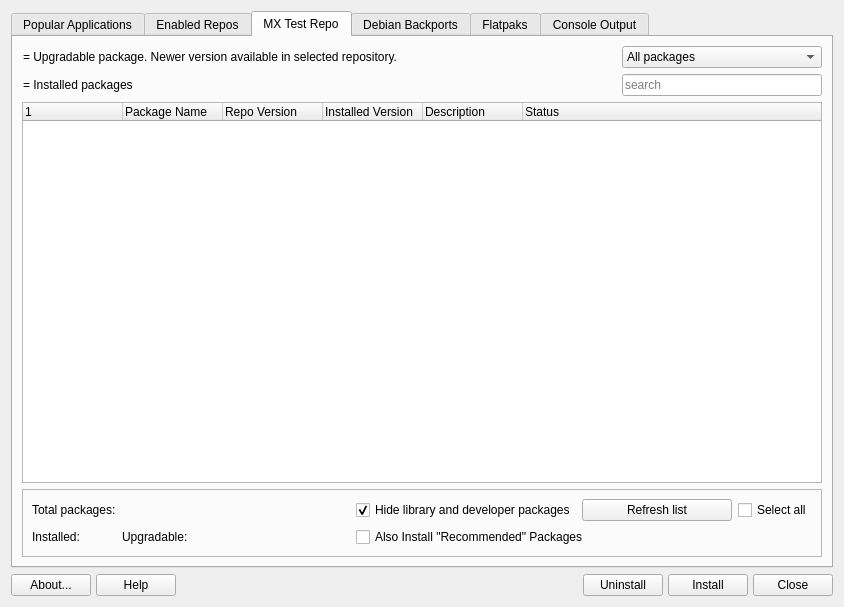
Old version of the form src/mainwindow.ui in the repository AdrianTM/mx-packageinstaller.
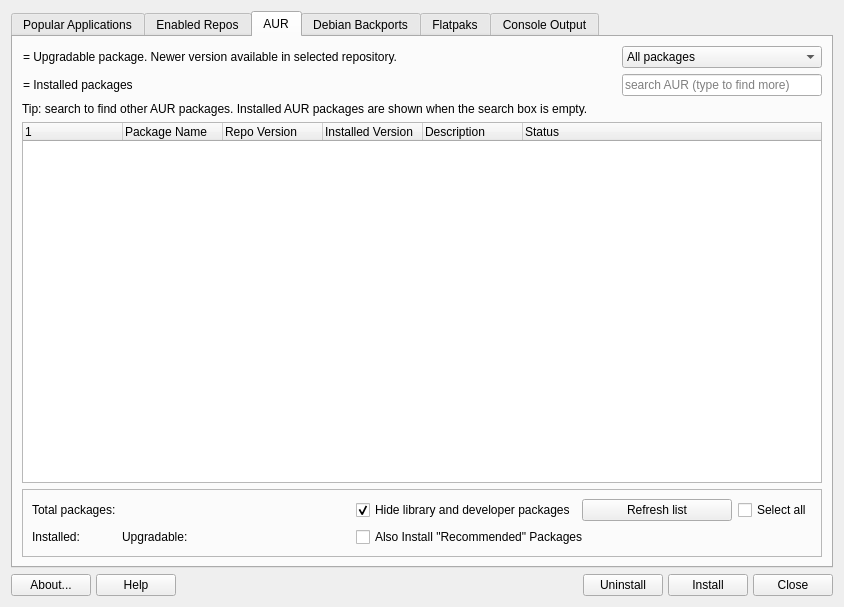
New version of the form. The open tabs and pages were chosen to show the change. Icons and pictures are not drawn.

The edit to the form file:
```diff
--- a/src/mainwindow.ui
+++ b/src/mainwindow.ui
@@ -530,10 +530,10 @@
        </sizepolicy>
       </property>
       <attribute name="title">
-       <string>MX Test Repo</string>
+       <string>AUR</string>
       </attribute>
       <layout class="QGridLayout" name="gridLayout_5">
-       <item row="3" column="0" colspan="5">
+       <item row="4" column="0" colspan="5">
         <widget class="QFrame" name="frame_2">
          <property name="frameShape">
           <enum>QFrame::Shape::StyledPanel</enum>
@@ -703,7 +703,7 @@
           </size>
          </property>
          <property name="placeholderText">
-          <string>search</string>
+          <string>search AUR (type to find more)</string>
          </property>
          <property name="clearButtonEnabled">
           <bool>true</bool>
@@ -808,6 +808,13 @@
         </widget>
        </item>
        <item row="2" column="0" colspan="5">
+       <widget class="QLabel" name="labelAurHint">
+        <property name="text">
+         <string>Tip: search to find other AUR packages. Installed AUR packages are shown when the search box is empty.</string>
+        </property>
+       </widget>
+      </item>
+      <item row="3" column="0" colspan="5">
         <widget class="QTreeWidget" name="treeMXtest">
          <property name="sortingEnabled">
           <bool>false</bool>
```
Lines whose indentation alone changed are shown as unchanged.
